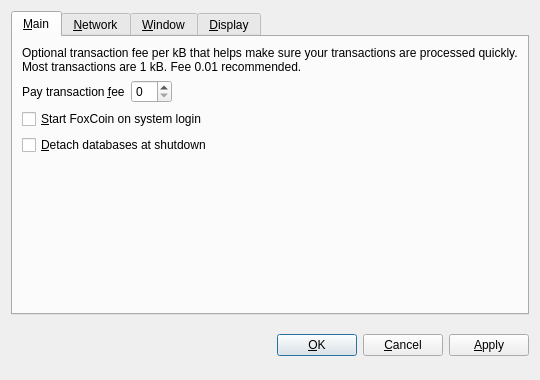
First picture: the form in src/qt/forms/optionsdialog.ui, repository plusevcoin/plusevcoin, before the edit.
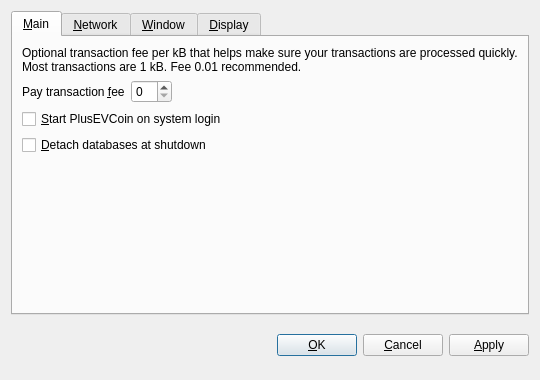
Second picture: the form after the edit. The open tabs and pages were chosen to show the change. Custom widgets are drawn as their Qt base class.

Patch:
```diff
--- a/src/qt/forms/optionsdialog.ui
+++ b/src/qt/forms/optionsdialog.ui
@@ -82,7 +82,7 @@
           <string>&lt;html&gt;&lt;head/&gt;&lt;body&gt;&lt;p&gt;Automatically start FoxCoin after logging in to the system.&lt;/p&gt;&lt;/body&gt;&lt;/html&gt;</string>
          </property>
          <property name="text">
-          <string>&amp;Start FoxCoin on system login</string>
+          <string>&amp;Start PlusEVCoin on system login</string>
          </property>
         </widget>
        </item>
```
Left out of the diff: 10 changed lines with no effect on the pictures.
